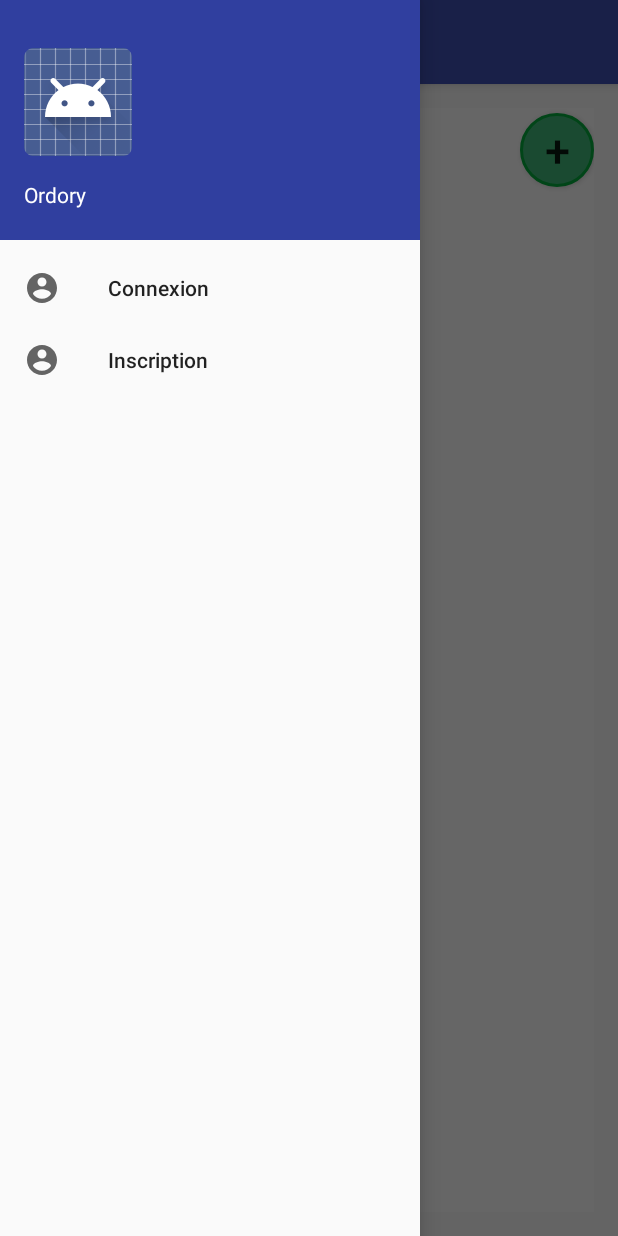
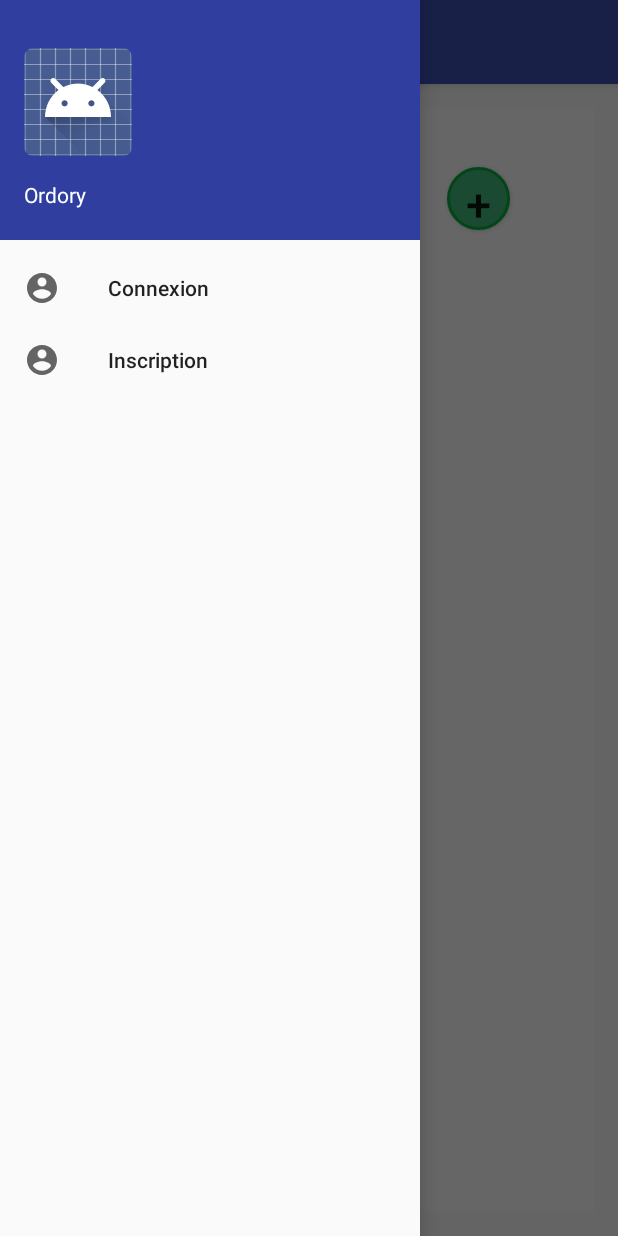
Before and after one commit to ghansum/Ordory, an Android app: the fragment ShopDetailsFragment placed in its activity, with the side drawer open, on a phone screen of 412 x 824 dp. Run offline under Robolectric (Android 15) with nearby library versions, the phone set to English and light mode, and no system bars; 3 statements that could not run were skipped.

Commit message:
update fragments pages

```diff
--- a/app/src/main/res/drawable/ic_add_box.xml
+++ b/app/src/main/res/drawable/ic_add_box.xml
@@ -4,6 +4,6 @@
         android:viewportWidth="24.0"
         android:viewportHeight="24.0">
     <path
-        android:fillColor="#FF000000"
+        android:fillColor="@color/colorPink"
         android:pathData="M19,3L5,3c-1.11,0 -2,0.9 -2,2v14c0,1.1 0.89,2 2,2h14c1.1,0 2,-0.9 2,-2L21,5c0,-1.1 -0.9,-2 -2,-2zM17,13h-4v4h-2v-4L7,13v-2h4L11,7h2v4h4v2z"/>
 </vector>
--- a/app/src/main/res/layout/content_main.xml
+++ b/app/src/main/res/layout/content_main.xml
@@ -28,7 +28,7 @@
             android:layout_marginBottom="0dp"
             android:paddingTop="18dp"
             android:textColor="@color/colorPrimary"
-            android:text="Ordory"/>
+            android:text="@string/text_titleApp"/>
 
         <TextView
             android:layout_width="202dp"
@@ -53,7 +53,7 @@
             android:layout_marginBottom="7dp"
             android:paddingTop="10dp"
             android:textColor="@color/colorPrimary"
-            android:text="Click to connect"/>
+            android:text="@string/text_connect_page_help"/>
 
     </LinearLayout>
 </FrameLayout>
--- a/app/src/main/res/layout/fragment_connect.xml
+++ b/app/src/main/res/layout/fragment_connect.xml
@@ -29,7 +29,7 @@
                 android:layout_marginBottom="24dp"
                 android:paddingTop="10dp"
                 android:textColor="@color/colorPrimary"
-                android:text="Connexion"/>
+                android:text="@string/text_connect_page"/>
 
             <EditText
                 android:layout_width="fill_parent"
@@ -53,7 +53,7 @@
                 android:background="@color/colorPink"
                 android:textColor="@color/colorWhite"
                 android:textSize="24dp"
-                android:text="Connexion"
+                android:text="@string/btn_connect"
                 />
 
             <TextView
--- a/app/src/main/res/layout/fragment_edit_product_form.xml
+++ b/app/src/main/res/layout/fragment_edit_product_form.xml
@@ -59,7 +59,7 @@
                 android:background="@color/colorOrange"
                 android:textColor="@color/colorWhite"
                 android:textSize="24dp"
-                android:text="Enregistrer"
+                android:text="@string/btn_send"
                 />
             <TextView
                 android:id="@+id/editProductInfo"
--- a/app/src/main/res/layout/fragment_list_formular.xml
+++ b/app/src/main/res/layout/fragment_list_formular.xml
@@ -46,7 +46,7 @@
                 android:background="@color/colorOrange"
                 android:textColor="@color/colorWhite"
                 android:textSize="24dp"
-                android:text="Enregistrer"
+                android:text="@string/btn_send"
                 />
 
             <TextView
--- a/app/src/main/res/layout/fragment_shop_details.xml
+++ b/app/src/main/res/layout/fragment_shop_details.xml
@@ -7,15 +7,17 @@
     tools:context=".ShopDetailsFragment">
 
     <!-- TODO: Update blank fragment layout -->
-    <ScrollView
-        android:layout_width="fill_parent"
-        android:layout_height="fill_parent">
-        <LinearLayout
-            android:layout_width="match_parent"
-            android:layout_height="match_parent"
-            android:orientation="vertical"
-            android:weightSum="1">
+    <LinearLayout
+        android:layout_width="match_parent"
+        android:layout_height="70dp"
+        android:layout_marginTop="34dp"
+        android:layout_marginBottom="40dp"
+        android:weightSum="1"
+        android:orientation="horizontal">
 
+        <RelativeLayout
+            android:layout_width="252dp"
+            android:layout_height="60dp">
             <TextView
                 android:id="@+id/titleListProduct"
                 android:layout_width="273dp"
@@ -24,19 +26,37 @@
                 android:textSize="22dp"
                 android:textColor="@color/colorPrimaryDark"
                 android:text="@string/list_shoppinglist_detail_title"
-                android:layout_marginTop="14dp" />
+                android:layout_marginTop="10dp" />
+
+        </RelativeLayout>
+
+        <RelativeLayout
+            android:layout_width="match_parent"
+            android:layout_height="match_parent">
 
             <Button
                 android:id="@+id/button_add_product"
-                android:layout_width="49dp"
-                android:layout_height="49dp"
+                android:layout_width="42dp"
+                android:layout_height="42dp"
+                android:background="@drawable/roundedbouton"
+                android:gravity="right"
+                android:layout_marginTop="5dp"
+                android:layout_marginLeft="30dp"
+                android:textSize="30dp"
                 android:textAlignment="center"
-                android:background="@drawable/roundedbouton"
-                android:gravity="center_vertical|center_horizontal"
-                android:textSize="30dp"
-                android:text="+"
-                android:layout_gravity="right"
-                android:layout_marginTop="-60dp" />
+                android:text="+" />
+        </RelativeLayout>
+    </LinearLayout>
+
+    <ScrollView
+        android:layout_width="fill_parent"
+        android:layout_height="fill_parent"
+        android:layout_marginTop="92dp">
+        <LinearLayout
+            android:layout_width="match_parent"
+            android:layout_height="match_parent"
+            android:orientation="vertical"
+            android:weightSum="1">
 
             <ListView
                 android:id="@+id/product_list_view"
--- a/app/src/main/res/values/strings.xml
+++ b/app/src/main/res/values/strings.xml
@@ -32,6 +32,11 @@
 
     <!-- String View -->
     <string name="btn_edit">Modifier</string>
+    <string name="text_connect_page_help">Click to connect</string>
+    <string name="text_titleApp">Ordory</string>
+    <string name="btn_connect">Connexion</string>
+    <string name="text_connect_page">Connexion</string>
+    <string name="btn_send">Enregistrer</string>
 
 
     <!-- String for list shopping list view-->
```
Also changed, not shown: app/src/main/res/layout/fragment_list_shopping_list.xml (+35 -18 lines), 1 other file.
